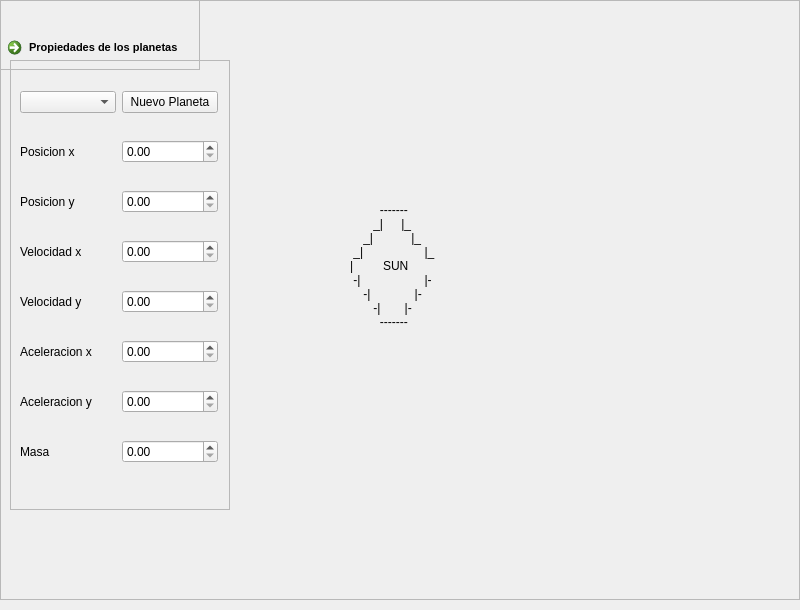
The window that mainwindow.ui (JuanSebastianMejiaOrtiz/Practica_6_Info2) describes before a commit, drawn with Qt 5.
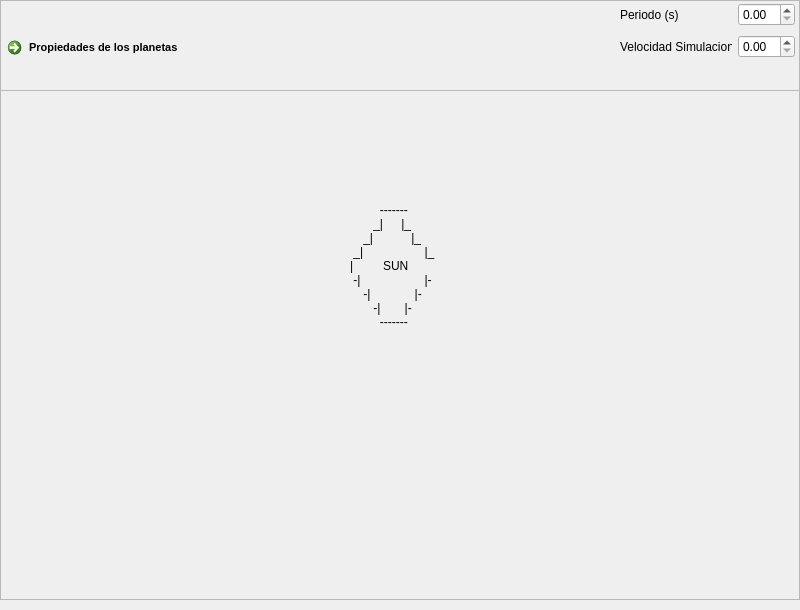
The same window after the commit.

Commit message: Fisica parece que es en caida libre, eso es modificando la aceleracion que se cambia pero esa se mantiene en un mismo valor; el label se pone como ventana emergente

What changed in the file:
```diff
--- a/mainwindow.ui
+++ b/mainwindow.ui
@@ -17,7 +17,7 @@
    <widget class="QFrame" name="Properties_View">
     <property name="geometry">
      <rect>
-      <x>10</x>
+      <x>-220</x>
       <y>60</y>
       <width>220</width>
       <height>450</height>
@@ -180,8 +180,8 @@
      <rect>
       <x>0</x>
       <y>0</y>
-      <width>200</width>
-      <height>70</height>
+      <width>800</width>
+      <height>91</height>
      </rect>
     </property>
     <property name="frameShape">
@@ -208,6 +208,38 @@
       <string>Propiedades de los planetas</string>
      </property>
     </widget>
+    <widget class="QWidget" name="gridLayoutWidget_2">
+     <property name="geometry">
+      <rect>
+       <x>620</x>
+       <y>0</y>
+       <width>175</width>
+       <height>61</height>
+      </rect>
+     </property>
+     <layout class="QGridLayout" name="gridLayout_2">
+      <item row="1" column="1">
+       <widget class="QDoubleSpinBox" name="PERIODO"/>
+      </item>
+      <item row="1" column="0">
+       <widget class="QLabel" name="Periodo">
+        <property name="text">
+         <string>Periodo (s)</string>
+        </property>
+       </widget>
+      </item>
+      <item row="2" column="0">
+       <widget class="QLabel" name="Simulacion_Velocidad">
+        <property name="text">
+         <string>Velocidad Simulacion</string>
+        </property>
+       </widget>
+      </item>
+      <item row="2" column="1">
+       <widget class="QDoubleSpinBox" name="SIMULACION_VELOCIDAD"/>
+      </item>
+     </layout>
+    </widget>
    </widget>
    <zorder>Main_View</zorder>
    <zorder>Properties_View</zorder>
```
The commit also changes 5 other files.
